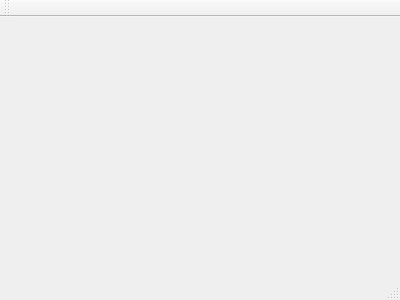
Before: the Qt Designer form QtVirtualReality/mainwindow.ui in RicardoBusta/bustamanprojects, drawn with Qt 5.
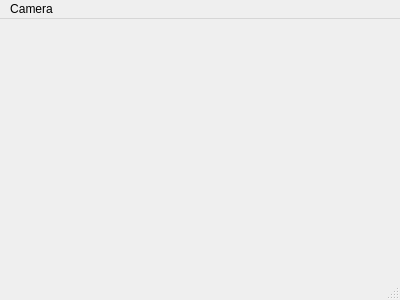
After: the same form once the commit is applied.

What changed in the file:
```diff
--- a/QtVirtualReality/mainwindow.ui
+++ b/QtVirtualReality/mainwindow.ui
@@ -72,14 +72,14 @@
      <height>21</height>
     </rect>
    </property>
-  </widget>
-  <widget class="QToolBar" name="mainToolBar">
-   <attribute name="toolBarArea">
-    <enum>TopToolBarArea</enum>
-   </attribute>
-   <attribute name="toolBarBreak">
-    <bool>false</bool>
-   </attribute>
+   <widget class="QMenu" name="menuCamera">
+    <property name="title">
+     <string>Camera</string>
+    </property>
+    <addaction name="actionAdd_IOD"/>
+    <addaction name="actionRemove_IOD"/>
+   </widget>
+   <addaction name="menuCamera"/>
   </widget>
   <widget class="QStatusBar" name="statusBar"/>
  </widget>
```
Left out of the diff: 16 changed lines with no effect on the pictures.
